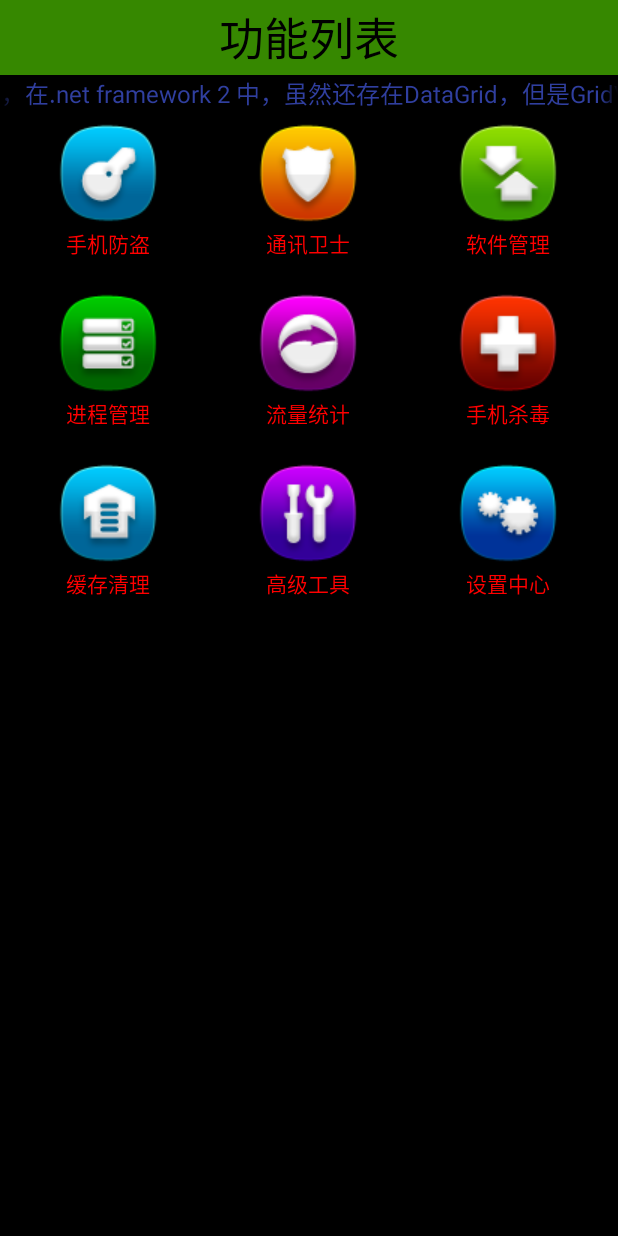
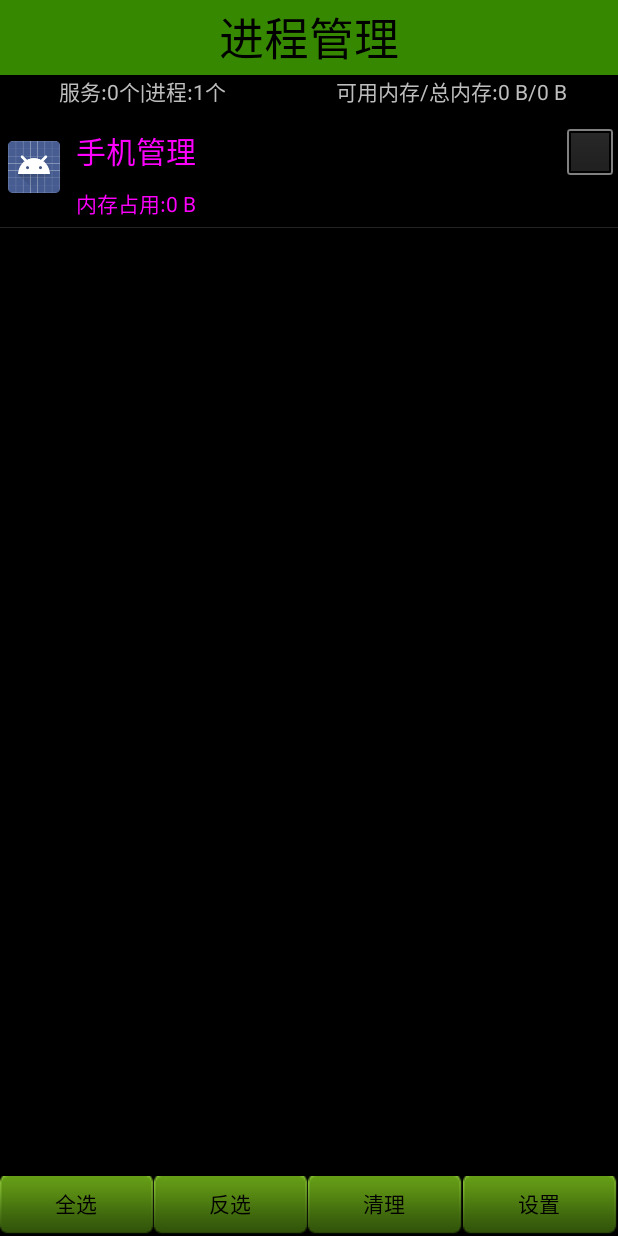
Before and after one commit to esileme/phonemanage, an Android app: the HomeActivity screen opened directly, with no data from a screen before it, after a tap on "进程管理", on a phone screen of 412 x 824 dp. Run offline under Robolectric (Android 15) with nearby library versions, the phone set to English and light mode, and no system bars; 1 statement that could not run was skipped; 3 other taps on this screen came first.

Commit message:
获取进程数，将进程列表显示在进程管理中

```diff
--- a/PhoneManager/app/src/main/java/com/android/yl/phonemanager/activity/HomeActivity.java
+++ b/PhoneManager/app/src/main/java/com/android/yl/phonemanager/activity/HomeActivity.java
@@ -67,6 +67,9 @@ public class HomeActivity extends Activity {
                         break;
                     case 2://进入应用设置
                         startActivity(new Intent(HomeActivity.this, AppManagerActivity.class));
+                        break;
+                    case 3://进入进程管理
+                        startActivity(new Intent(HomeActivity.this, TaskManagerActivity.class));
                         break;
                     case 7://进入高级设置
                         startActivity(new Intent(HomeActivity.this, AtoolsActivity.class));
--- a/PhoneManager/app/src/main/java/com/android/yl/phonemanager/activity/SettingActivity.java
+++ b/PhoneManager/app/src/main/java/com/android/yl/phonemanager/activity/SettingActivity.java
@@ -8,7 +8,7 @@ import android.view.View;
 
 import com.android.yl.phonemanager.R;
 import com.android.yl.phonemanager.service.AddressService;
-import com.android.yl.phonemanager.utils.ServiceStatusUtils;
+import com.android.yl.phonemanager.utils.SystemInfoUtils;
 import com.android.yl.phonemanager.view.SettingItemView;
 
 public class SettingActivity extends Activity {
@@ -73,7 +73,7 @@ public class SettingActivity extends Activity {
 
         //先findviewbyid，否则会空指针异常
         //判断服务是否在后台运行，如果运行，则设置勾选框为true，为了防止第三方软件结束进程而出现扔勾选运行的情况
-        boolean running = ServiceStatusUtils.isServiceRunning(SettingActivity.this,
+        boolean running = SystemInfoUtils.isServiceRunning(SettingActivity.this,
                 "com.android.yl.phonemanager.service.AddressService");
         //System.out.println(running);
         if (running) {
--- /dev/null
+++ b/PhoneManager/app/src/main/java/com/android/yl/phonemanager/activity/TaskManagerActivity.java
@@ -0,0 +1,134 @@
+package com.android.yl.phonemanager.activity;
+
+import android.app.Activity;
+import android.os.Bundle;
+import android.text.format.Formatter;
+import android.view.View;
+import android.view.ViewGroup;
+import android.widget.BaseAdapter;
+import android.widget.CheckBox;
+import android.widget.ImageView;
+import android.widget.ListView;
+import android.widget.TextView;
+
+import com.android.yl.phonemanager.R;
+import com.android.yl.phonemanager.db.dao.TaskInfo;
+import com.android.yl.phonemanager.engine.TaskInfoParse;
+import com.android.yl.phonemanager.utils.SystemInfoUtils;
+
+import java.util.List;
+
+public class TaskManagerActivity extends Activity {
+
+    private ListView list_view;
+    private List<TaskInfo> tasksInfo;
+
+    @Override
+    protected void onCreate(Bundle savedInstanceState) {
+        super.onCreate(savedInstanceState);
+
+        initUI();
+        initData();
+    }
+
+    private void initData() {
+
+        new Thread() {
+            @Override
+            public void run() {
+                tasksInfo = TaskInfoParse.getTasksInfo(TaskManagerActivity.this);
+
+                runOnUiThread(new Runnable() {
+                    @Override
+                    public void run() {
+                        TaskManagerAdapter adapter = new TaskManagerAdapter();
+                        list_view.setAdapter(adapter);
+                    }
+                });
+            }
+        }.start();
+
+
+    }
+
+    private void initUI() {
+        setContentView(R.layout.activity_task_manager);
+        TextView tv_task_process_count = (TextView) findViewById(R.id.tv_task_process_count);
+        TextView tv_task_memory = (TextView) findViewById(R.id.tv_task_memory);
+        list_view = (ListView) findViewById(R.id.list_view);
+
+        //将获取信息的方法封装成工具类，然后调用。
+        long availMem = SystemInfoUtils.availMem(this);
+        int runningAppProcessesCount = SystemInfoUtils.runningAppProcessesCount(this);
+        int runningServicesCount = SystemInfoUtils.runningServicesCount(this);
+        long totalMem = SystemInfoUtils.totalMem(this);
+
+        tv_task_process_count.setText("服务:" + runningServicesCount + "个|" + "进程:" + runningAppProcessesCount + "个");
+        tv_task_memory.setText("可用内存/总内存:" + Formatter.formatFileSize(TaskManagerActivity.this, availMem) + "/" + Formatter.formatFileSize(TaskManagerActivity.this, totalMem));
+
+    }
+
+    //全选按钮
+    public void selectAll(View v) {
+
+    }
+
+    //反选按钮
+    public void selectOppsite(View v) {
+
+    }
+
+    //杀死进程
+    public void killProcess(View v) {
+
+    }
+
+    //打开设置
+    public void openSetting(View v) {
+
+    }
+
+    private class TaskManagerAdapter extends BaseAdapter {
+        @Override
+        public int getCount() {
+            return tasksInfo.size();
+        }
+
+        @Override
+        public Object getItem(int position) {
+            return null;
+        }
+
+        @Override
+        public long getItemId(int position) {
+            return 0;
+        }
+
+        @Override
+        public View getView(int position, View convertView, ViewGroup parent) {
+            ViewHolder holder = new ViewHolder();
+
+            //把资源找出来
+            View view = View.inflate(TaskManagerActivity.this, R.layout.item_task_manager, null);
+            holder.iv_icon = (ImageView) view.findViewById(R.id.iv_icon);
+            holder.tv_name1 = (TextView) view.findViewById(R.id.tv_name1);
+            holder.tv_memorySize = (TextView) view.findViewById(R.id.tv_memorySize);
+            holder.cb_task_status = (CheckBox) view.findViewById(R.id.cb_task_status);
+
+            //给资源设置相应的属性
+            TaskInfo taskInfo = tasksInfo.get(position);
+            holder.iv_icon.setImageDrawable(taskInfo.getIcon());
+            holder.tv_name1.setText(taskInfo.getAppName());
+            holder.tv_memorySize.setText("内存占用:" + Formatter.formatFileSize(TaskManagerActivity.this, taskInfo.getMemorySize()));
+
+            return view;
+        }
+    }
+
+    static class ViewHolder {
+        ImageView iv_icon;
+        TextView tv_name1;
+        TextView tv_memorySize;
+        CheckBox cb_task_status;
+    }
+}
--- /dev/null
+++ b/PhoneManager/app/src/main/java/com/android/yl/phonemanager/db/dao/TaskInfo.java
@@ -0,0 +1,71 @@
+package com.android.yl.phonemanager.db.dao;
+
+import android.graphics.drawable.Drawable;
+
+/**
+ * =================================
+ * <p/>
+ * Created by Administrator on 2016/8/11.
+ * <p/>
+ * 描述:
+ */
+
+public class TaskInfo {
+
+    private Drawable icon;
+    private String packageName;
+    private String appName;
+    private long memorySize;
+    private boolean userApp;
+
+    public Drawable getIcon() {
+        return icon;
+    }
+
+    public void setIcon(Drawable icon) {
+        this.icon = icon;
+    }
+
+    public String getPackageName() {
+        return packageName;
+    }
+
+    public void setPackageName(String packageName) {
+        this.packageName = packageName;
+    }
+
+    public String getAppName() {
+        return appName;
+    }
+
+    public void setAppName(String appName) {
+        this.appName = appName;
+    }
+
+    public long getMemorySize() {
+        return memorySize;
+    }
+
+    public void setMemorySize(long memorySize) {
+        this.memorySize = memorySize;
+    }
+
+    public boolean isUserApp() {
+        return userApp;
+    }
+
+    public void setUserApp(boolean userApp) {
+        this.userApp = userApp;
+    }
+
+    @Override
+    public String toString() {
+        return "TaskInfo{" +
+                "icon=" + icon +
+                ", packageName='" + packageName + '\'' +
+                ", appName='" + appName + '\'' +
+                ", memorySize=" + memorySize +
+                ", userApp=" + userApp +
+                '}';
+    }
+}
--- /dev/null
+++ b/PhoneManager/app/src/main/java/com/android/yl/phonemanager/engine/TaskInfoParse.java
@@ -0,0 +1,67 @@
+package com.android.yl.phonemanager.engine;
+
+import android.annotation.TargetApi;
+import android.app.ActivityManager;
+import android.content.Context;
+import android.content.pm.PackageInfo;
+import android.content.pm.PackageManager;
+import android.graphics.drawable.Drawable;
+import android.os.Build;
+import android.os.Debug;
+
+import com.android.yl.phonemanager.R;
+import com.android.yl.phonemanager.db.dao.TaskInfo;
+
+import java.util.ArrayList;
+import java.util.List;
+
+/**
+ * =================================
+ * <p/>
+ * Created by Administrator on 2016/8/11.
+ * <p/>
+ * 描述:
+ */
+
+public class TaskInfoParse {
+
+
+    @TargetApi(Build.VERSION_CODES.LOLLIPOP)
+    public static List<TaskInfo> getTasksInfo(Context context) {
+
+        List<TaskInfo> taskInfos = new ArrayList<>();//创建个集合,将获取到的所有信息都放进去,然后返回
+
+        PackageManager packageManager = context.getPackageManager();//获取包管理信息
+        //获取进程管理器
+        ActivityManager activityManager = (ActivityManager) context.getSystemService(Context.ACTIVITY_SERVICE);
+        List<ActivityManager.RunningAppProcessInfo> runningAppProcesses = activityManager.getRunningAppProcesses();
+        //List<ActivityManager.RunningServiceInfo> runningAppProcesses = activityManager.getRunningServices(0);
+        for (ActivityManager.RunningAppProcessInfo runningAppProcessInfo : runningAppProcesses) {
+            TaskInfo taskInfo = new TaskInfo();
+
+            String processName = runningAppProcessInfo.processName;//获取到运行的正在运行的进程的名字:包名
+            Debug.MemoryInfo[] memoryInfo = activityManager.getProcessMemoryInfo(new int[]{runningAppProcessInfo.pid});//获取内存信息
+
+            try {
+                PackageInfo packageInfo = packageManager.getPackageInfo(processName, 0);
+                Drawable icon = packageInfo.applicationInfo.loadIcon(packageManager);//获取到图片信息
+                String appName = packageInfo.applicationInfo.loadLabel(packageManager).toString();//获取到应用名字
+
+                taskInfo.setPackageName(processName);
+                taskInfo.setAppName(appName);
+                taskInfo.setIcon(icon);
+                taskInfos.add(taskInfo);
+                int totalPrivateDirty = memoryInfo[0].getTotalPrivateDirty() * 1024;
+                taskInfo.setMemorySize(totalPrivateDirty);
+
+            } catch (PackageManager.NameNotFoundException e) {
+                e.printStackTrace();
+                taskInfo.setIcon(context.getDrawable(R.drawable.ic_launcher));
+            }
+            return taskInfos;
+        }
+
+
+        return null;
+    }
+}
--- a/PhoneManager/app/src/main/java/com/android/yl/phonemanager/utils/ServiceStatusUtils.java
+++ /dev/null
@@ -1,26 +0,0 @@
-package com.android.yl.phonemanager.utils;
-
-import android.app.ActivityManager;
-import android.content.Context;
-
-import java.util.List;
-
-/**
- * 服务状态判断工具
- * Created by Administrator on 2016/8/7.
- */
-public class ServiceStatusUtils {
-    public static boolean isServiceRunning(Context ctx, String serviceName) {
-        ActivityManager am = (ActivityManager) ctx.getSystemService(Context.ACTIVITY_SERVICE);
-        List<ActivityManager.RunningServiceInfo> runningServices = am.getRunningServices(100);
-        for (ActivityManager.RunningServiceInfo runningServiceInfo : runningServices) {
-            String className = runningServiceInfo.service.getClassName();
-            //System.out.println(className);
-            if (className.equals(serviceName)) {//服务存在
-                return true;
-            }
-
-        }
-        return false;
-    }
-}
--- /dev/null
+++ b/PhoneManager/app/src/main/java/com/android/yl/phonemanager/utils/SystemInfoUtils.java
@@ -0,0 +1,59 @@
+package com.android.yl.phonemanager.utils;
+
+import android.app.ActivityManager;
+import android.content.Context;
+
+import java.util.List;
+
+/**
+ * 服务状态判断工具
+ * Created by Administrator on 2016/8/7.
+ */
+public class SystemInfoUtils {
+    //判断服务是否运行的工具
+    public static boolean isServiceRunning(Context ctx, String serviceName) {
+        ActivityManager am = (ActivityManager) ctx.getSystemService(Context.ACTIVITY_SERVICE);
+        List<ActivityManager.RunningServiceInfo> runningServices = am.getRunningServices(100);
+        for (ActivityManager.RunningServiceInfo runningServiceInfo : runningServices) {
+            String className = runningServiceInfo.service.getClassName();
+            //System.out.println(className);
+            if (className.equals(serviceName)) {//服务存在
+                return true;
+            }
+
+        }
+        return false;
+    }
+
+    //获取正在运行的程序数量
+    public static int runningAppProcessesCount(Context context) {
+        ActivityManager activityManager = (ActivityManager) context.getSystemService(context.ACTIVITY_SERVICE);
+        List<ActivityManager.RunningAppProcessInfo> runningAppProcesses = activityManager.getRunningAppProcesses();//获取到当前正在运行的程序
+        return runningAppProcesses.size();
+    }
+
+    //获取运行的服务数量
+    public static int runningServicesCount(Context context) {
+        ActivityManager activityManager = (ActivityManager) context.getSystemService(context.ACTIVITY_SERVICE);
+        List<ActivityManager.RunningServiceInfo> runningServices = activityManager.getRunningServices(100);//获取到当前所有运行的服务
+        return runningServices.size();
+    }
+
+    //获取到可用内存
+    public static long availMem(Context context) {
+        ActivityManager activityManager = (ActivityManager) context.getSystemService(context.ACTIVITY_SERVICE);
+        ActivityManager.MemoryInfo memoryInfo = new ActivityManager.MemoryInfo();
+        activityManager.getMemoryInfo(memoryInfo);//获取到内存基本信息
+        return memoryInfo.availMem;//获取到可用内存
+    }
+
+    //获取到总内存
+    public static long totalMem(Context context) {
+        ActivityManager activityManager = (ActivityManager) context.getSystemService(context.ACTIVITY_SERVICE);
+        ActivityManager.MemoryInfo memoryInfo = new ActivityManager.MemoryInfo();
+        activityManager.getMemoryInfo(memoryInfo);//获取到内存基本信息
+        return memoryInfo.totalMem;//获取到总内存
+    }
+
+
+}
--- /dev/null
+++ b/PhoneManager/app/src/main/res/layout/activity_task_manager.xml
@@ -0,0 +1,82 @@
+<?xml version="1.0" encoding="utf-8"?>
+<LinearLayout xmlns:android="http://schemas.android.com/apk/res/android"
+    xmlns:tools="http://schemas.android.com/tools"
+    android:layout_width="match_parent"
+    android:layout_height="match_parent"
+    android:orientation="vertical"
+    tools:context="com.android.yl.phonemanager.activity.TaskManagerActivity">
+
+    <TextView
+        style="@style/TitleStyle"
+        android:text="进程管理" />
+
+    <LinearLayout
+        android:layout_width="match_parent"
+        android:layout_height="wrap_content"
+        android:orientation="horizontal">
+
+        <TextView
+            android:id="@+id/tv_task_process_count"
+            android:layout_width="wrap_content"
+            android:layout_height="wrap_content"
+            android:layout_marginLeft="5dp"
+            android:layout_weight="1"
+            android:text="运行中进程6个"
+            android:textAlignment="center" />
+
+        <TextView
+            android:id="@+id/tv_task_memory"
+            android:layout_width="wrap_content"
+            android:layout_height="wrap_content"
+            android:layout_marginLeft="5dp"
+            android:layout_weight="1"
+            android:text="剩余/总内存"
+            android:textAlignment="center" />
+    </LinearLayout>
+
+    <ListView
+        android:id="@+id/list_view"
+        android:layout_width="match_parent"
+        android:layout_height="match_parent"
+        android:layout_weight="111"></ListView>
+
+    <LinearLayout
+        android:layout_width="match_parent"
+        android:layout_height="wrap_content"
+        android:orientation="horizontal">
+
+        <Button
+            android:layout_width="wrap_content"
+            android:layout_height="40dp"
+            android:layout_weight="1"
+            android:background="@drawable/button_green_selector"
+            android:onClick="selectAll"
+            android:text="全选" />
+
+        <Button
+            android:layout_width="wrap_content"
+            android:layout_height="40dp"
+            android:layout_weight="1"
+            android:background="@drawable/button_green_selector"
+            android:onClick="selectOppsite"
+            android:text="反选" />
+
+        <Button
+            android:layout_width="wrap_content"
+            android:layout_height="40dp"
+            android:layout_weight="1"
+            android:background="@drawable/button_green_selector"
+            android:onClick="killProcess"
+            android:text="清理" />
+
+        <Button
+            android:layout_width="wrap_content"
+            android:layout_height="40dp"
+            android:layout_weight="1"
+            android:background="@drawable/button_green_selector"
+            android:onClick="openSetting"
+            android:text="设置" />
+    </LinearLayout>
+
+
+</LinearLayout>
--- /dev/null
+++ b/PhoneManager/app/src/main/res/layout/item_task_manager.xml
@@ -0,0 +1,62 @@
+<?xml version="1.0" encoding="utf-8"?>
+<LinearLayout xmlns:android="http://schemas.android.com/apk/res/android"
+    android:layout_width="match_parent"
+    android:layout_height="wrap_content"
+    android:gravity="center_vertical"
+    android:orientation="horizontal">
+
+    <ImageView
+        android:id="@+id/iv_icon"
+        android:layout_width="45dp"
+        android:layout_height="45dp"
+        android:paddingBottom="5dp"
+        android:paddingTop="5dp"
+        android:src="@drawable/ic_launcher" />
+
+    <LinearLayout
+        android:layout_width="match_parent"
+        android:layout_height="wrap_content"
+        android:orientation="vertical"
+        android:paddingBottom="5dp"
+        android:paddingTop="5dp">
+
+        <LinearLayout
+            android:layout_width="match_parent"
+            android:layout_height="wrap_content"
+            android:orientation="horizontal">
+
+            <TextView
+                android:id="@+id/tv_name1"
+                android:layout_width="wrap_content"
+                android:layout_height="wrap_content"
+                android:layout_gravity="center_vertical"
+                android:layout_weight="1.0"
+                android:ellipsize="end"
+                android:gravity="center_vertical"
+                android:paddingLeft="5.0dip"
+                android:singleLine="true"
+                android:text="标题"
+                android:textColor="#f0f"
+                android:textSize="20sp" />
+
+            <CheckBox
+                android:id="@+id/cb_task_status"
+                android:layout_width="wrap_content"
+                android:layout_height="wrap_content"
+                android:clickable="false"
+                android:focusable="false" />
+        </LinearLayout>
+
+        <TextView
+            android:id="@+id/tv_memorySize"
+            android:layout_width="wrap_content"
+            android:layout_height="wrap_content"
+            android:layout_gravity="center_vertical"
+            android:gravity="center_vertical"
+            android:paddingLeft="5.0dip"
+            android:text="内存占用"
+            android:textColor="#f0f"
+            android:textSize="14sp" />
+    </LinearLayout>
+
+</LinearLayout>
--- a/PhoneManager/app/src/main/res/values/strings.xml
+++ b/PhoneManager/app/src/main/res/values/strings.xml
@@ -14,4 +14,5 @@
     <string name="title_activity_atools">Atools</string>
     <string name="title_activity_call_safe">CallSafeActivity</string>
     <string name="title_activity_app_manager">AppManagerActivity</string>
+    <string name="title_activity_task_manager">TaskManagerActivity</string>
 </resources>
```
Also changed, not shown: PhoneManager/app/src/main/AndroidManifest.xml (+5 -2 lines), PhoneManager/app/src/main/res/mipmap-hdpi/ic_launcher1.png (added), PhoneManager/app/src/main/res/mipmap-mdpi/ic_launcher1.png (added), PhoneManager/app/src/main/res/mipmap-xhdpi/ic_launcher1.png (added), PhoneManager/app/src/main/res/mipmap-xxhdpi/ic_launcher1.png (added), PhoneManager/app/src/main/res/mipmap-xxxhdpi/ic_launcher1.png (added).
